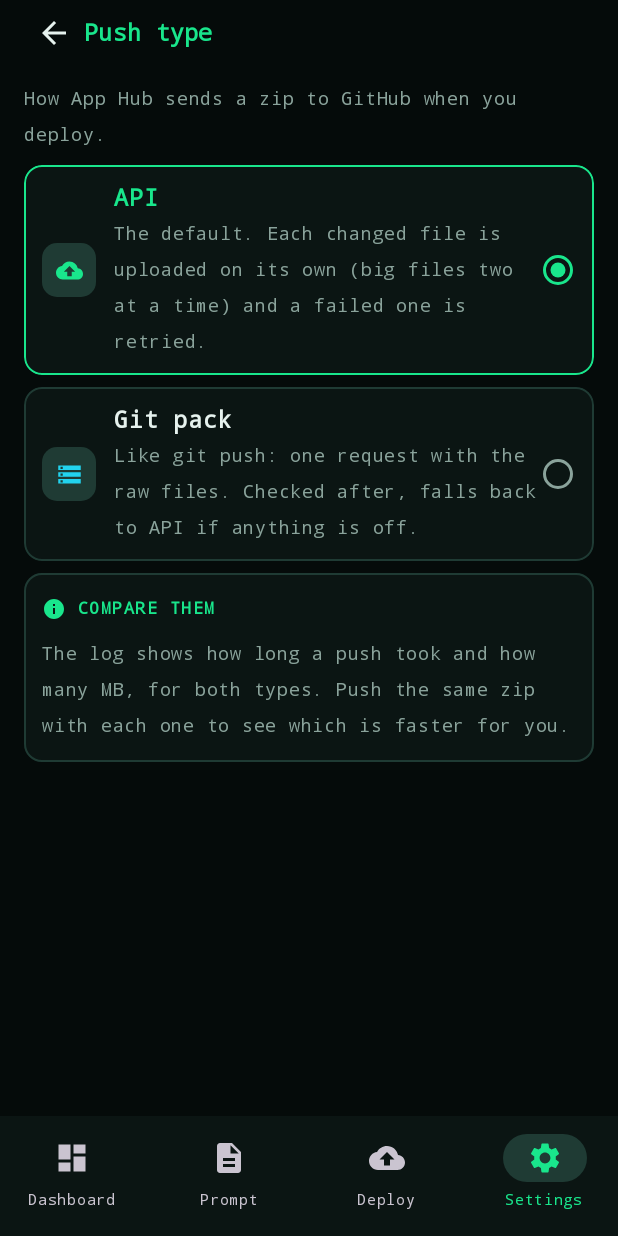
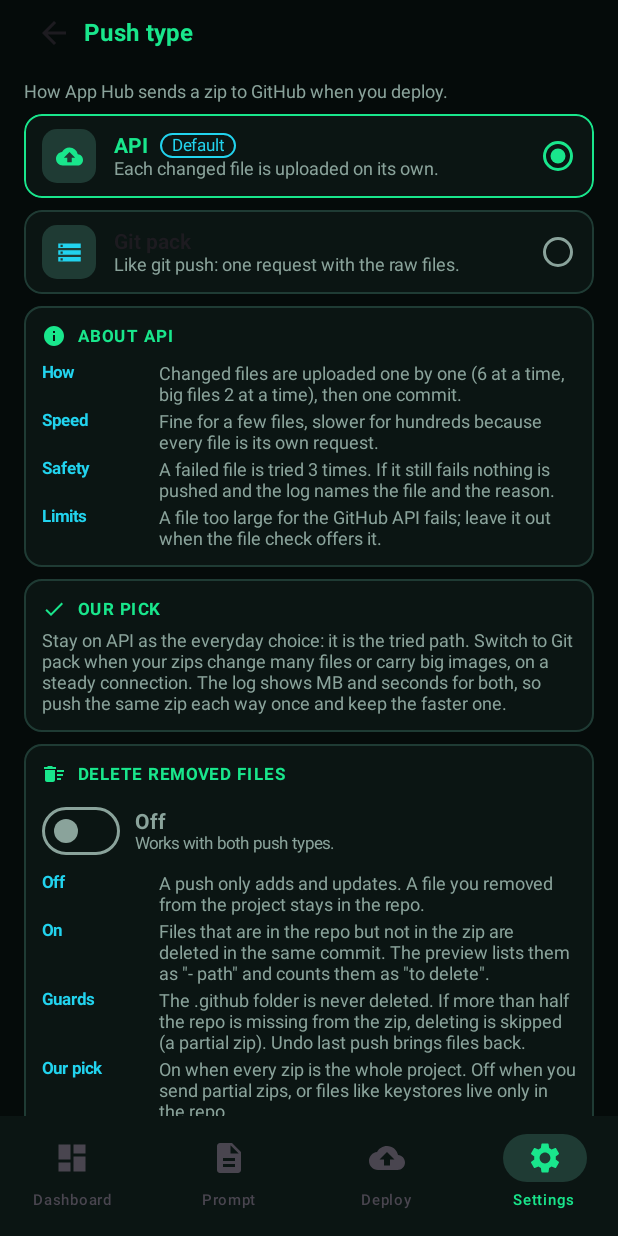
Before and after one commit to krishna000627-pixel/apphub, an Android app built with Jetpack Compose: the PushTypeScreen screen opened through its navigation route, on a phone screen of 412 x 824 dp. Run offline under Robolectric (Android 15) with nearby library versions, the phone set to English and light mode, and no system bars; our stand-ins replace Room's generated code; missing, so only their content is drawn: HubTheme; pictures from the network do not load; 24 statements that could not run were skipped.

Commit message:
v74: update from App Hub

```diff
--- a/app/src/main/java/com/krishna/apphub/About.kt
+++ b/app/src/main/java/com/krishna/apphub/About.kt
@@ -18,7 +18,7 @@ import androidx.navigation.NavHostController
 /** v28: short release notes shown on the About page (newest first). */
 object ChangeLog {
     val list: List<Pair<String, List<String>>> = listOf(
-        "v74" to listOf("Dialogs share one cleaner look (icon, short text, full width buttons) and use less space. Push type and Theme are rows in Settings that open their own pages."),
+        "v74" to listOf("Six new themes (AMOLED black, Midnight blue, Sunset, Violet, Slate, Paper) plus an accent colour and a text size on the Theme page. Dialogs share one cleaner look (icon, short text, full width buttons) and use less space. Push type and Theme are rows in Settings that open their own pages. Push type has details, a pick, and a switch to delete files you removed from the zip (off by default). Partial zips: partial.txt lists the deletes, the prompt page has a Partial zip switch, and App Hub checks it before the push."),
         "v73" to listOf("New push type: Settings > Push type > Git pack. It uses the git protocol (one request, raw files, no base64), checks the repo afterwards and falls back to the API if anything is off. The log shows MB and seconds for both push types."),
         "v72" to listOf("Deploy: a failed file upload is retried up to 3 times, big files go two at a time, and the failure line says the size and the reason. The file check warns about files over 4 MB and can leave them out."),
         "v71" to listOf("White theme: Settings > Theme (Dark, White, System). One Update button per app: the Updated pill, the ready-to-install banner and the Update ready card are gone. The hint under Deploy to is removed for apps."),
--- a/app/src/main/java/com/krishna/apphub/MainActivity.kt
+++ b/app/src/main/java/com/krishna/apphub/MainActivity.kt
@@ -54,8 +54,7 @@ class MainActivity : ComponentActivity() {
         }
         setContent {
             val vm: HubVM = viewModel()
-            val light = vm.themeMode == 1 || (vm.themeMode == 2 && !isSystemInDarkTheme())   // v71: 0 dark, 1 white, 2 follow the phone
-            HubTheme(light) {
+            HubTheme(vm.themeMode, vm.accent, vm.textSize, isSystemInDarkTheme()) {   // v74: 0 dark, 1 white, 2 follow the phone, 3.. more themes (Theme.kt)
                 Surface(Modifier.fillMaxSize(), color = MaterialTheme.colorScheme.background) { App(vm) }
             }
         }
--- a/app/src/main/java/com/krishna/apphub/Screens.kt
+++ b/app/src/main/java/com/krishna/apphub/Screens.kt
@@ -526,6 +526,7 @@ fun goDeploy(vm: HubVM, nav: NavHostController, p: Project) {
                 Mono("files   : ${pack.entries.size}  (skipped ${pack.skipped})")
                 Mono("size    : ${"%.1f".format(pack.bytes / 1048576.0)} MB")
                 if (pack.whatsNew.isNotBlank()) Mono("whatsnew: found, kept in the log (not pushed)", color = Green)
+                if (pack.partial) Mono("partial : yes, ${pack.deletes.size} delete line(s) (not pushed)", color = Cyan)
                 if (p != null && !vm.nameMatches(p, pack.name)) Text("⚠ This zip name doesn't match ${p.name}", color = Amber, fontSize = 12.sp)
                 if (pack.findings.isNotEmpty()) Text("⚠ ${pack.findings.size} possible secret(s) in this zip. You are asked before the push.", color = Amber, fontSize = 12.sp)
             }
@@ -865,7 +866,7 @@ private fun openApp(ctx: android.content.Context, vm: HubVM, p: Project) {
         Panel {   // v74: Push type and Theme are sub pages now
             NavRow(Icons.Default.CloudUpload, Cyan, "Push type", if (vm.prefs.pushMode == 1) "Git pack" else "API") { nav.navigate("settings/push") { launchSingleTop = true } }
             RowLine()
-            NavRow(Icons.Default.Palette, Cyan, "Theme", listOf("Dark", "White", "System").getOrElse(vm.themeMode) { "Dark" }) { nav.navigate("settings/theme") { launchSingleTop = true } }
+            NavRow(Icons.Default.Palette, Cyan, "Theme", Themes.names.getOrElse(vm.themeMode) { "Dark" } + if (vm.accent > 0) " · " + Themes.accentNames[vm.accent] else "") { nav.navigate("settings/theme") { launchSingleTop = true } }
         }
         // v43: logins moved to their own page (Accounts)
         Panel {
--- a/app/src/main/java/com/krishna/apphub/SettingsPages.kt
+++ b/app/src/main/java/com/krishna/apphub/SettingsPages.kt
@@ -5,6 +5,7 @@ import androidx.compose.foundation.border
 import androidx.compose.foundation.clickable
 import androidx.compose.foundation.layout.*
 import androidx.compose.foundation.rememberScrollState
+import androidx.compose.foundation.shape.CircleShape
 import androidx.compose.foundation.shape.RoundedCornerShape
 import androidx.compose.foundation.verticalScroll
 import androidx.compose.material.icons.Icons
@@ -14,6 +15,7 @@ import androidx.compose.runtime.*
 import androidx.compose.ui.Alignment
 import androidx.compose.ui.Modifier
 import androidx.compose.ui.draw.clip
+import androidx.compose.ui.graphics.Color
 import androidx.compose.ui.graphics.vector.ImageVector
 import androidx.compose.ui.text.font.FontWeight
 import androidx.compose.ui.unit.dp
@@ -23,32 +25,81 @@ import androidx.navigation.NavHostController
 /** v74: Settings sub pages. Push type and Theme used to be chips inside Settings; now each is a row there that opens a page with one card per choice. */
 
 /** One choice: icon, title, one line, radio. The chosen card gets a green border. */
-@Composable fun ChoiceCard(icon: ImageVector, title: String, sub: String, selected: Boolean, onClick: () -> Unit) {
+@Composable fun ChoiceCard(icon: ImageVector?, title: String, sub: String, selected: Boolean, badge: String? = null, swatch: Palette? = null, onClick: () -> Unit) {
     val shape = RoundedCornerShape(12.dp)
     Row(Modifier.fillMaxWidth().clip(shape).background(Surf).border(1.dp, if (selected) Green else Line, shape)
         .clickable(onClick = onClick).padding(horizontal = 12.dp, vertical = 10.dp), verticalAlignment = Alignment.CenterVertically) {
-        Box(Modifier.size(36.dp).background(Line, RoundedCornerShape(10.dp)), contentAlignment = Alignment.Center) {
-            Icon(icon, null, Modifier.size(18.dp), tint = if (selected) Green else Cyan)
+        if (swatch != null) Box(Modifier.size(36.dp).background(swatch.bg, RoundedCornerShape(10.dp)).border(1.dp, swatch.line, RoundedCornerShape(10.dp)), contentAlignment = Alignment.Center) {
+            Box(Modifier.size(14.dp).background(swatch.green, CircleShape))
+        } else Box(Modifier.size(36.dp).background(Line, RoundedCornerShape(10.dp)), contentAlignment = Alignment.Center) {
+            if (icon != null) Icon(icon, null, Modifier.size(18.dp), tint = if (selected) Green else Cyan)
         }
         Spacer(Modifier.width(12.dp))
         Column(Modifier.weight(1f)) {
-            Text(title, fontWeight = FontWeight.Bold, color = if (selected) Green else androidx.compose.ui.graphics.Color.Unspecified)
+            Row(verticalAlignment = Alignment.CenterVertically) {
+                Text(title, fontWeight = FontWeight.Bold, color = if (selected) Green else androidx.compose.ui.graphics.Color.Unspecified)
+                if (badge != null) { Spacer(Modifier.width(8.dp)); Pill(badge, Cyan) }
+            }
             Text(sub, fontSize = 12.sp, color = Muted)
         }
         RadioButton(selected, null, colors = RadioButtonDefaults.colors(selectedColor = Green, unselectedColor = Muted))
     }
 }
 
+/** One labelled line inside an info panel. */
+@Composable private fun InfoLine(label: String, text: String) = Row(Modifier.padding(top = 4.dp)) {
+    Text(label, Modifier.width(78.dp), fontSize = 11.sp, color = Cyan, fontWeight = FontWeight.Bold)
+    Text(text, Modifier.weight(1f), fontSize = 12.sp, color = Muted)
+}
+
 @Composable fun PushTypeScreen(vm: HubVM, nav: NavHostController) {
     var pm by remember { mutableIntStateOf(vm.prefs.pushMode) }
+    var del by remember { mutableStateOf(vm.prefs.deleteMissing) }
     Column(Modifier.fillMaxSize().padding(horizontal = 16.dp).verticalScroll(rememberScrollState()), verticalArrangement = Arrangement.spacedBy(8.dp)) {
         Header("Push type", nav)
         Text("How App Hub sends a zip to GitHub when you deploy.", fontSize = 12.sp, color = Muted)
-        ChoiceCard(Icons.Default.CloudUpload, "API", "The default. Each changed file is uploaded on its own (big files two at a time) and a failed one is retried.", pm == 0) { pm = 0; vm.prefs.pushMode = 0 }
-        ChoiceCard(Icons.Default.Storage, "Git pack", "Like git push: one request with the raw files. Checked after, falls back to API if anything is off.", pm == 1) { pm = 1; vm.prefs.pushMode = 1 }
+        ChoiceCard(Icons.Default.CloudUpload, "API", "Each changed file is uploaded on its own.", pm == 0, "Default") { pm = 0; vm.prefs.pushMode = 0 }
+        ChoiceCard(Icons.Default.Storage, "Git pack", "Like git push: one request with the raw files.", pm == 1) { pm = 1; vm.prefs.pushMode = 1 }
         Panel {
-            SectionTitle(Icons.Default.Info, "Compare them")
-            Text("The log shows how long a push took and how many MB, for both types. Push the same zip with each one to see which is faster for you.", fontSize = 12.sp, color = Muted)
+            SectionTitle(Icons.Default.Info, if (pm == 1) "About Git pack" else "About API")
+            if (pm == 1) {
+                InfoLine("How", "Builds the changed files and folders as git objects and sends them in one request, like git push. No base64, no per-file calls.")
+                InfoLine("Speed", "Fewer round trips, so it should help most with many changed files or big ones. Not measured yet: compare the log lines.")
+                InfoLine("Safety", "After the push the repo is checked. If anything is off the branch is put back and the API push runs instead.")
+                InfoLine("Limits", "Needs the full repo listing and an unmoved branch. A huge repo or a busy branch uses the API.")
+            } else {
+                InfoLine("How", "Changed files are uploaded one by one (6 at a time, big files 2 at a time), then one commit.")
+                InfoLine("Speed", "Fine for a few files, slower for hundreds because every file is its own request.")
+                InfoLine("Safety", "A failed file is tried 3 times. If it still fails nothing is pushed and the log names the file and the reason.")
+                InfoLine("Limits", "A file too large for the GitHub API fails; leave it out when the file check offers it.")
+            }
+        }
+        Panel {
+            SectionTitle(Icons.Default.Check, "Our pick")
+            Text("Stay on API as the everyday choice: it is the tried path. Switch to Git pack when your zips change many files or carry big images, on a steady connection. The log shows MB and seconds for both, so push the same zip each way once and keep the faster one.", fontSize = 12.sp, color = Muted)
+        }
+        Panel {
+            SectionTitle(Icons.Default.DeleteSweep, "Delete removed files")
+            Row(verticalAlignment = Alignment.CenterVertically) {
+                HubSwitch(del, { del = it; vm.prefs.deleteMissing = it })
+                Column(Modifier.padding(start = 10.dp)) {
+                    Text(if (del) "On" else "Off", fontWeight = FontWeight.Bold, color = if (del) Green else Muted)
+                    Text("Works with both push types.", fontSize = 11.sp, color = Muted)
+                }
+            }
+            InfoLine("Off", "A push only adds and updates. A file you removed from the project stays in the repo.")
+            InfoLine("On", "Files that are in the repo but not in the zip are deleted in the same commit. The preview lists them as \"- path\" and counts them as \"to delete\".")
+            InfoLine("Guards", "The .github folder is never deleted. If more than half the repo is missing from the zip, deleting is skipped (a partial zip). Undo last push brings files back.")
+            InfoLine("Our pick", "On when every zip is the whole project. Off when you send partial zips, or files like keystores live only in the repo.")
+        }
+        Panel {
+            SectionTitle(Icons.Default.FolderOpen, "Partial zips")
+            Text("Send only the files that changed. Put partial.txt at the top of the zip:", fontSize = 12.sp, color = Muted)
+            Mono("partial\ndelete: app/src/Old.kt\ndelete: old_folder/", Modifier.fillMaxWidth().background(Bg, RoundedCornerShape(8.dp)).padding(8.dp).padding(top = 0.dp), Cyan)
+            InfoLine("Rules", "Include the version file (app/build.gradle.kts for apps). Only the delete: lines delete anything; the switch above is ignored for that zip. A path ending with / removes the folder.")
+            InfoLine("Checked", "Before the push: empty zip, missing version file, a file both in the zip and in delete:. During it: lines not in the repo, protected files (.github, build files).")
+            InfoLine("Our pick", "Partial zips for small fixes, full zips for big changes. In App Hub's prompt page turn on Partial zip and Claude writes partial.txt for you.")
+            OutlinedButton({ vm.copy("partial\ndelete: path/to/file.kt\ndelete: old_folder/") }, Modifier.padding(top = 6.dp)) { Icon(Icons.Default.ContentCopy, null, Modifier.size(16.dp)); Text(" Copy example", fontSize = 12.sp) }
         }
         Spacer(Modifier.height(12.dp))
     }
@@ -61,6 +112,34 @@ import androidx.navigation.NavHostController
         ChoiceCard(Icons.Default.DarkMode, "Dark", "Green and cyan on near black.", vm.themeMode == 0) { vm.setTheme(0) }
         ChoiceCard(Icons.Default.LightMode, "White", "Light background with darker accents.", vm.themeMode == 1) { vm.setTheme(1) }
         ChoiceCard(Icons.Default.PhoneAndroid, "System", "Follows the dark mode of your phone.", vm.themeMode == 2) { vm.setTheme(2) }
+        Text("More themes", Modifier.padding(top = 6.dp), fontSize = 12.sp, color = Muted)
+        val more = listOf(3 to "True black, saves battery on AMOLED screens.", 4 to "Deep blue with a sky blue accent.", 5 to "Warm brown with an amber accent.",
+            6 to "Dark purple with a violet accent.", 7 to "Blue grey with a teal accent.", 8 to "Warm light paper with an amber accent.")
+        more.forEach { (m, line) -> ChoiceCard(null, Themes.names[m], line, vm.themeMode == m, swatch = Themes.byMode[m]) { vm.setTheme(m) } }
+        Panel {
+            SectionTitle(Icons.Default.Palette, "Accent colour")
+            Row(horizontalArrangement = Arrangement.spacedBy(12.dp)) {
+                Themes.accents.forEachIndexed { i, _ ->
+                    val shown = if (i == 0) Themes.of(vm.themeMode, androidx.compose.foundation.isSystemInDarkTheme()).green
+                        else Themes.accents[i]!!.let { if (Pal.p.light) it.second else it.first }
+                    Box(Modifier.size(34.dp).clip(CircleShape).background(shown).border(2.dp, if (vm.accent == i) Pal.p.text else Color.Transparent, CircleShape)
+                        .clickable { vm.setAccent(i) }, contentAlignment = Alignment.Center) { if (i == 0) Text("A", fontSize = 12.sp, color = Color.Black, fontWeight = FontWeight.Bold) }
+                }
+            }
+            Text("Changes the buttons, titles and switches. The first circle is the theme's own colour.", Modifier.padding(top = 6.dp), fontSize = 11.sp, color = Muted)
+        }
+        Panel {
+            SectionTitle(Icons.Default.Info, "Text size")
+            Row(horizontalArrangement = Arrangement.spacedBy(8.dp)) {
+                listOf("Small", "Normal", "Large").forEachIndexed { i, l ->
+                    val on = vm.textSize == i
+                    Box(Modifier.weight(1f).clip(RoundedCornerShape(10.dp)).border(1.dp, if (on) Green else Line, RoundedCornerShape(10.dp))
+                        .clickable { vm.setTextSize(i) }.padding(vertical = 9.dp), contentAlignment = Alignment.Center) {
+                        Text(l, fontSize = 13.sp, color = if (on) Green else Muted, fontWeight = if (on) FontWeight.Bold else FontWeight.Normal)
+                    }
+                }
+            }
+        }
         Spacer(Modifier.height(12.dp))
     }
 }
--- a/app/src/main/java/com/krishna/apphub/Theme.kt
+++ b/app/src/main/java/com/krishna/apphub/Theme.kt
@@ -5,34 +5,62 @@ import android.graphics.drawable.ColorDrawable
 import androidx.compose.material3.*
 import androidx.compose.runtime.*
 import androidx.compose.ui.graphics.toArgb
+import androidx.compose.ui.platform.LocalDensity
 import androidx.compose.ui.platform.LocalView
+import androidx.compose.ui.unit.Density
 import androidx.core.view.WindowCompat
 import androidx.compose.ui.graphics.Color
 import androidx.compose.ui.text.font.FontFamily
 
-/** v71: true = the white theme. Set by HubTheme before the content is composed; every colour below reads it, so a change recomposes what shows them. */
-object Pal { var light by mutableStateOf(false) }
+/** v74: one colour set per theme. [green] is the main accent of the theme (buttons, titles, switches). */
+class Palette(val name: String, val light: Boolean, val bg: Color, val surf: Color, val line: Color, val green: Color, val cyan: Color,
+              val red: Color, val amber: Color, val muted: Color, val text: Color, val surfVar: Color)
 
-val Bg: Color get() = if (Pal.light) Color(0xFFF3F7F5) else Color(0xFF050B0A)
-val Surf: Color get() = if (Pal.light) Color(0xFFFFFFFF) else Color(0xFF0B1513)
-val Line: Color get() = if (Pal.light) Color(0xFFCCD8D3) else Color(0xFF1F3B34)
-val Green: Color get() = if (Pal.light) Color(0xFF0A8F52) else Color(0xFF19E68C)
-val Cyan: Color get() = if (Pal.light) Color(0xFF0B7C99) else Color(0xFF22D3EE)
-val Red: Color get() = if (Pal.light) Color(0xFFD32F2F) else Color(0xFFFF5252)
-val Amber: Color get() = if (Pal.light) Color(0xFFB36A00) else Color(0xFFFFB74D)
-val Muted: Color get() = if (Pal.light) Color(0xFF5B6B66) else Color(0xFF8AA39B)
+object Themes {
+    private fun c(h: Long) = Color(0xFF000000 or h)
+    val dark = Palette("Dark", false, c(0x050B0A), c(0x0B1513), c(0x1F3B34), c(0x19E68C), c(0x22D3EE), c(0xFF5252), c(0xFFB74D), c(0x8AA39B), c(0xE6F2EE), c(0x12201D))
+    val white = Palette("White", true, c(0xF3F7F5), c(0xFFFFFF), c(0xCCD8D3), c(0x0A8F52), c(0x0B7C99), c(0xD32F2F), c(0xB36A00), c(0x5B6B66), c(0x14211D), c(0xE8EFEC))
+    val amoled = Palette("AMOLED black", false, c(0x000000), c(0x0A0A0A), c(0x222222), c(0x19E68C), c(0x22D3EE), c(0xFF5252), c(0xFFB74D), c(0x8AA39B), c(0xEDEDED), c(0x141414))
+    val midnight = Palette("Midnight blue", false, c(0x070B16), c(0x0E1526), c(0x22304F), c(0x5CA8FF), c(0x7DE3F4), c(0xFF5252), c(0xFFB74D), c(0x8C9BB5), c(0xE4ECFA), c(0x141C32))
+    val sunset = Palette("Sunset", false, c(0x120A06), c(0x1D120B), c(0x40291A), c(0xFFB74D), c(0xFF8A65), c(0xFF5252), c(0xFFD54F), c(0xB09A8A), c(0xF6E9DF), c(0x28180F))
+    val violet = Palette("Violet", false, c(0x0C0814), c(0x150F22), c(0x32244D), c(0xB388FF), c(0x80DEEA), c(0xFF5252), c(0xFFB74D), c(0x9D93B8), c(0xEDE6F7), c(0x1E1633))
+    val slate = Palette("Slate", false, c(0x101417), c(0x182026), c(0x2C3944), c(0x4DD0B8), c(0x90CAF9), c(0xFF5252), c(0xFFB74D), c(0x8EA0AB), c(0xE3EAEE), c(0x202B33))
+    val paper = Palette("Paper", true, c(0xFAF6EE), c(0xFFFFFF), c(0xE2D9C6), c(0xC27A00), c(0x00796B), c(0xC62828), c(0x9A6700), c(0x7A6E58), c(0x2B2418), c(0xF0E9DA))
 
-private val darkScheme = darkColorScheme(
-    primary = Color(0xFF19E68C), onPrimary = Color.Black, secondary = Color(0xFF22D3EE), background = Color(0xFF050B0A), surface = Color(0xFF0B1513),
-    onSurface = Color(0xFFE6F2EE), onBackground = Color(0xFFE6F2EE), error = Color(0xFFFF5252),
-    surfaceVariant = Color(0xFF12201D), outline = Color(0xFF1F3B34)
-)
+    /** Saved theme number -> palette. 2 = follow the phone (Dark or White), so it has no palette of its own. */
+    val byMode: List<Palette?> = listOf(dark, white, null, amoled, midnight, sunset, violet, slate, paper)
+    val names = listOf("Dark", "White", "System", "AMOLED black", "Midnight blue", "Sunset", "Violet", "Slate", "Paper")
 
-private val lightScheme = lightColorScheme(
-    primary = Color(0xFF0A8F52), onPrimary = Color.Black, secondary = Color(0xFF0B7C99), background = Color(0xFFF3F7F5), surface = Color(0xFFFFFFFF),
-    onSurface = Color(0xFF14211D), onBackground = Color(0xFF14211D), error = Color(0xFFD32F2F),
-    surfaceVariant = Color(0xFFE8EFEC), outline = Color(0xFFCCD8D3)
-)
+    fun of(mode: Int, systemDark: Boolean): Palette = if (mode == 2) (if (systemDark) dark else white) else byMode.getOrNull(mode) ?: dark
+
+    /** Accent choices (0 = the theme's own). Pair = on a dark theme, on a light theme. */
+    val accents: List<Pair<Color, Color>?> = listOf(null, c(0x22D3EE) to c(0x0B7C99), c(0xFFB74D) to c(0xB36A00), c(0xFF80AB) to c(0xC2185B), c(0xB388FF) to c(0x6A3FD1))
+    val accentNames = listOf("Theme", "Cyan", "Amber", "Pink", "Violet")
+    /** Text size steps: Small, Normal, Large. */
+    val textScale = listOf(0.9f, 1f, 1.15f)
+}
+
+/** The palette in use. Set by HubTheme before the content is composed; every colour below reads it, so a change recomposes what shows them. */
+object Pal {
+    var p by mutableStateOf(Themes.dark)
+    var accent by mutableIntStateOf(0)
+    val green: Color get() = Themes.accents.getOrNull(accent)?.let { if (p.light) it.second else it.first } ?: p.green
+}
+
+val Bg: Color get() = Pal.p.bg
+val Surf: Color get() = Pal.p.surf
+val Line: Color get() = Pal.p.line
+val Green: Color get() = Pal.green
+val Cyan: Color get() = Pal.p.cyan
+val Red: Color get() = Pal.p.red
+val Amber: Color get() = Pal.p.amber
+val Muted: Color get() = Pal.p.muted
+
+private fun scheme(p: Palette, accent: Color) =
+    if (p.light) lightColorScheme(primary = accent, onPrimary = Color.Black, secondary = p.cyan, background = p.bg, surface = p.surf,
+        onSurface = p.text, onBackground = p.text, error = p.red, surfaceVariant = p.surfVar, outline = p.line)
+    else darkColorScheme(primary = accent, onPrimary = Color.Black, secondary = p.cyan, background = p.bg, surface = p.surf,
+        onSurface = p.text, onBackground = p.text, error = p.red, surfaceVariant = p.surfVar, outline = p.line)
 
 private fun mono(): Typography {
     val t = Typography(); val m = FontFamily.Monospace
@@ -44,15 +72,20 @@ private fun mono(): Typography {
     )
 }
 
-/** [light] = the white theme. Also flips the status bar and navigation bar icons and the window background, so they match the app, not the phone. */
-@Composable fun HubTheme(light: Boolean = false, content: @Composable () -> Unit) {
-    Pal.light = light
+/** [mode] = saved theme number, [accent] / [textSize] = saved add-ons. Also flips the status bar and navigation bar icons and the window background, so they match the app, not the phone. */
+@Composable fun HubTheme(mode: Int, accent: Int, textSize: Int, systemDark: Boolean, content: @Composable () -> Unit) {
+    val p = Themes.of(mode, systemDark)
+    Pal.p = p; Pal.accent = accent
     val view = LocalView.current
     SideEffect {
         (view.context as? Activity)?.window?.let { w ->
-            WindowCompat.getInsetsController(w, view).apply { isAppearanceLightStatusBars = light; isAppearanceLightNavigationBars = light }
-            w.setBackgroundDrawable(ColorDrawable(Bg.toArgb()))
+            WindowCompat.getInsetsController(w, view).apply { isAppearanceLightStatusBars = p.light; isAppearanceLightNavigationBars = p.light }
+            w.setBackgroundDrawable(ColorDrawable(p.bg.toArgb()))
         }
     }
-    MaterialTheme(colorScheme = if (light) lightScheme else darkScheme, typography = mono(), content = content)
+    val d = LocalDensity.current
+    val f = Themes.textScale.getOrElse(textSize) { 1f }
+    MaterialTheme(colorScheme = scheme(p, Pal.green), typography = mono()) {
+        CompositionLocalProvider(LocalDensity provides Density(d.density, d.fontScale * f), content = content)
+    }
 }
```
Also changed, not shown: app/src/main/java/com/krishna/apphub/Commands.kt (+18 -7 lines), app/src/main/java/com/krishna/apphub/Data.kt (+20 -1 lines), app/src/main/java/com/krishna/apphub/GitHub.kt (+36 -11 lines), app/src/main/java/com/krishna/apphub/GitPack.kt (+11 -2 lines), app/src/main/java/com/krishna/apphub/HubVM.kt (+9 -4 lines), app/src/main/java/com/krishna/apphub/PromptPages.kt (+9 -1 lines), app/src/main/java/com/krishna/apphub/Zip.kt (+33 -3 lines), 1 other file.
